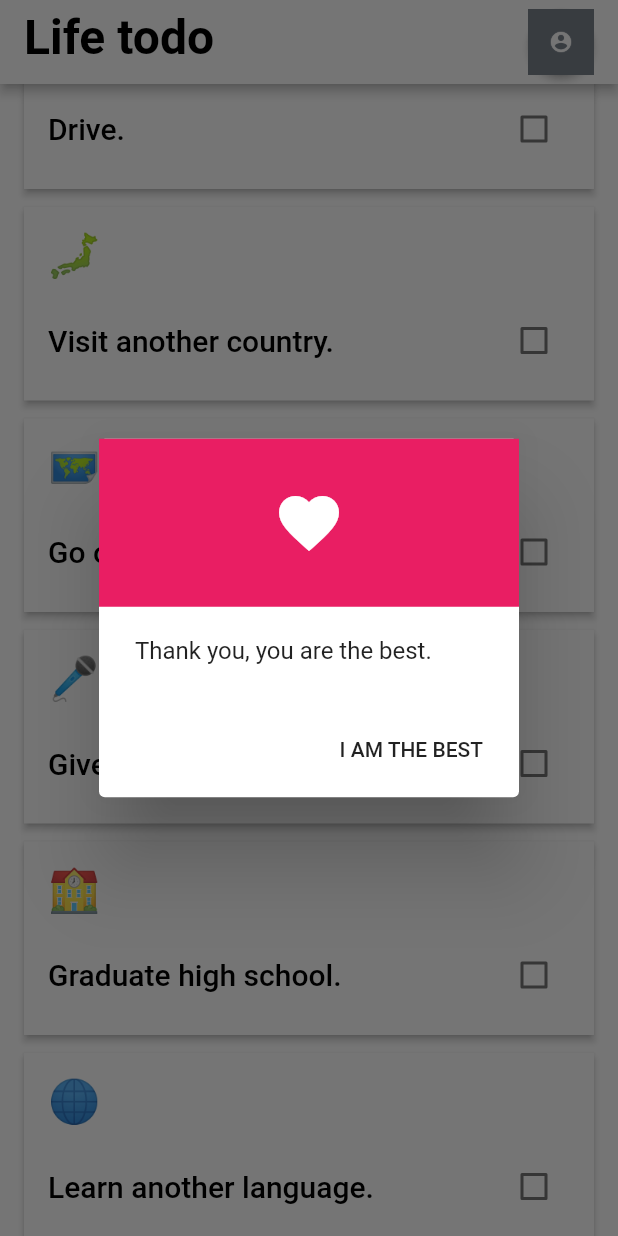
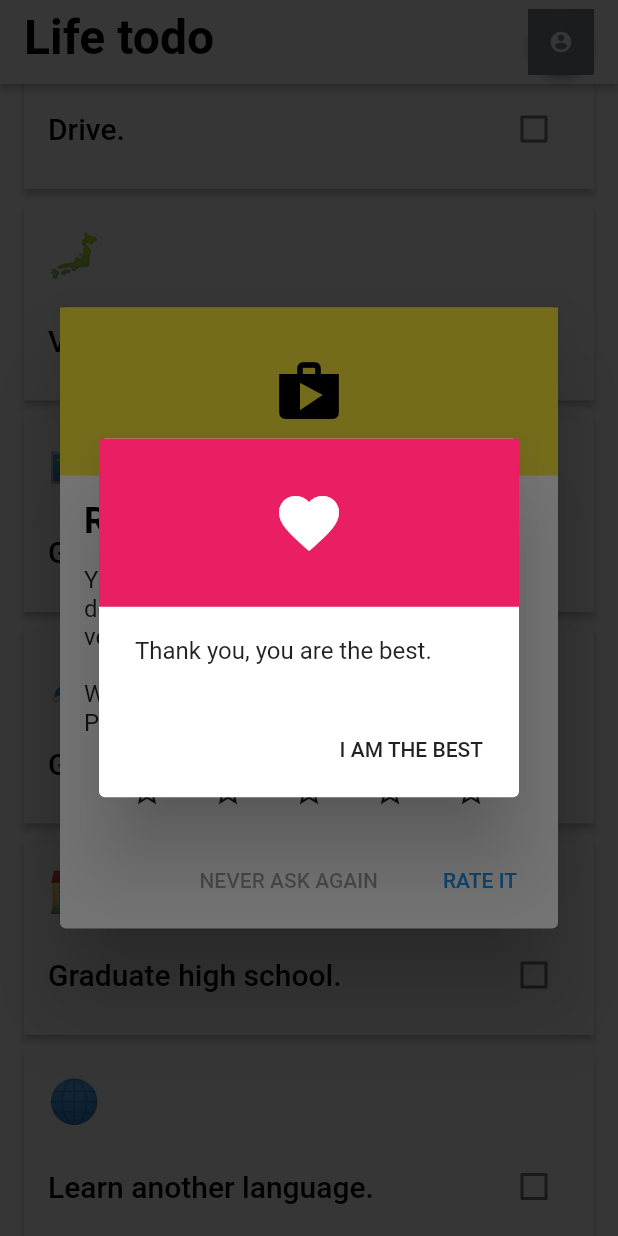
Before and after one commit to Ivaskuu/life_todo, a Flutter app: the TodoListPage screen opened directly, scrolled down 3456 dp, after a tap on "RATE IT", on a phone screen of 412 x 824 dp. Run offline on Flutter 3.47's test engine with Material 2 defaults, Android fonts, the phone set to English and light mode, and no system bars; our stand-ins replace image_picker, share, shared_preferences; missing offline and left inert: launch_review; accounts and stored records are empty.

Commit message:
Fixed the rate_dialog bug

```diff
--- a/lib/pages/todo_list_page/rate_dialog.dart
+++ b/lib/pages/todo_list_page/rate_dialog.dart
@@ -3,9 +3,13 @@ import 'package:launch_review/launch_review.dart';
 
 class RateDialog extends StatelessWidget
 {
+  BuildContext buildContext;
+
   @override
   Widget build(BuildContext context)
   {
+    buildContext = context;
+
     return new AlertDialog
     (
       contentPadding: new EdgeInsets.all(0.0),
@@ -60,23 +64,23 @@ class RateDialog extends StatelessWidget
         (
           textColor: Colors.black38,
           onPressed: () => Navigator.of(context).pop(),
-          child: new Text('NEVER ASK ME AGAIN'),
+          child: new Text('NEVER ASK AGAIN'),
         ),
         new FlatButton
         (
           textColor: Colors.blue,
-          onPressed: () { LaunchReview.launch(androidAppId: 'com.skuu.lifetodo'); Navigator.of(context).pop(); showRatedDialog(context); },
+          onPressed: () { LaunchReview.launch(androidAppId: 'com.skuu.lifetodo'); showRatedDialog(); },
           child: new Text('RATE IT'),
         ),
       ],
     );
   }
 
-  void showRatedDialog(BuildContext context)
+  void showRatedDialog()
   {
     showDialog
     (
-      context: context,
+      context: buildContext,
       child: new AlertDialog
       (
         titlePadding: new EdgeInsets.all(0.0),
@@ -94,7 +98,7 @@ class RateDialog extends StatelessWidget
         [
           new FlatButton
           (
-            onPressed: () => Navigator.of(context).pop(),
+            onPressed: () { Navigator.of(buildContext).pop(); Navigator.of(buildContext).pop(); },
             child: new Text('I AM THE BEST'),
           )
         ],
--- a/lib/pages/todo_list_page/todo_list_page.dart
+++ b/lib/pages/todo_list_page/todo_list_page.dart
@@ -15,7 +15,7 @@ class TodoListPage extends StatefulWidget
 {
   bool showSmallProgressBar = false;
   bool resetState = false;
-  bool showRateDialog = false;
+  bool showRateDialog;
 
   @override
   TodoListPageState createState() => new TodoListPageState();
@@ -41,10 +41,12 @@ class TodoListPageState extends State<TodoListPage>
         print(controller.offset);
       }
 
-      if(widget.showRateDialog != true && controller.offset > 3000)
+      if(widget.showRateDialog == null && controller.offset > 3000)
       {
         widget.showRateDialog = true;
         User.prefs.setBool('rateDialog', true);
+        User.prefs.commit();
+
         showDialog(child: new RateDialog(), context: context, barrierDismissible: false);
       }
 
@@ -75,7 +77,7 @@ class TodoListPageState extends State<TodoListPage>
               new SliverAppBar
               (
                 automaticallyImplyLeading: false,
-                elevation: 3.0,
+                elevation: 2.0,
                 floating: false,
                 pinned: true,
                 centerTitle: false,
--- a/pubspec.yaml
+++ b/pubspec.yaml
@@ -31,7 +31,6 @@ flutter:
    - res/forest.jpg
    - res/user.png
    - res/icon.png
-   - res/activities.png
 
   # An image asset can refer to one or more resolution-specific "variants", see
   # https://flutter.io/assets-and-images/#resolution-aware.
```
Also changed, not shown: pubspec.lock.
